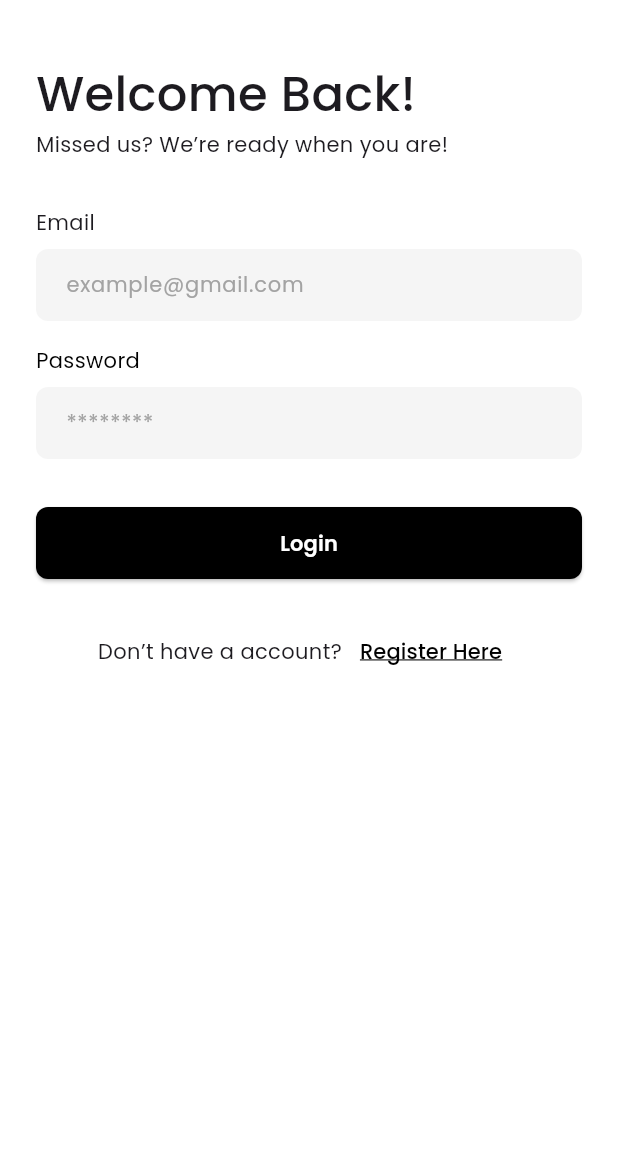
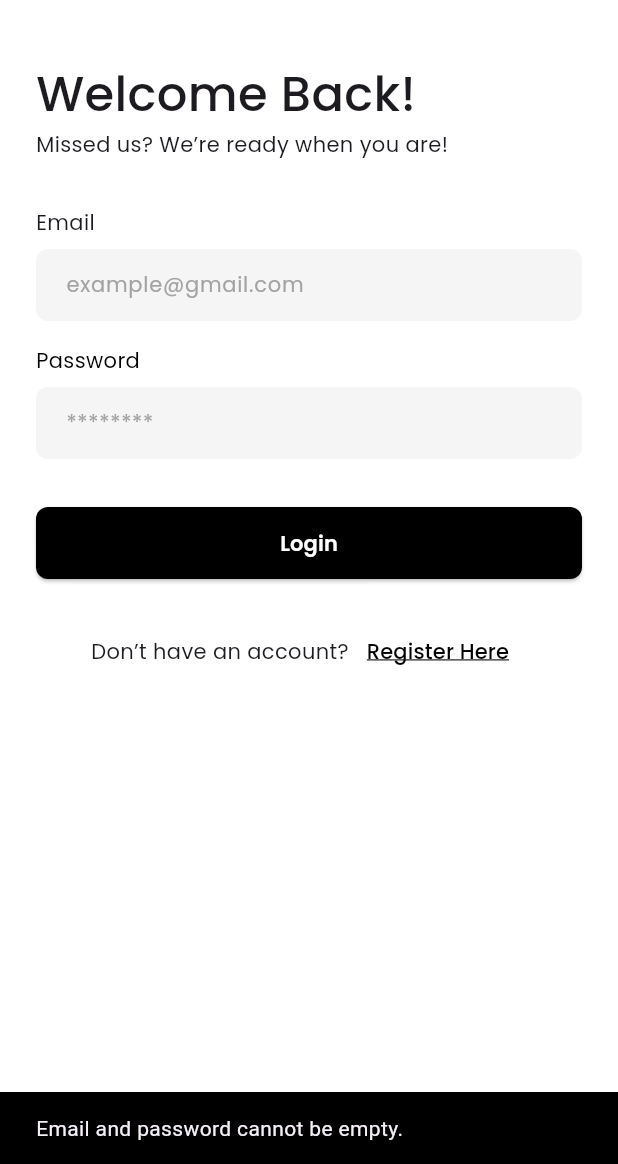
Before and after one commit to DeoFaradyS/Tugas-Besar-Mobile, a Flutter app: the LoginPage screen opened by its route, after a tap on "Login", on a phone screen of 412 x 824 dp, the part 72-1236 px from its top. Run offline on Flutter 3.47's test engine with Material 3 defaults, Android fonts, the phone set to English and light mode, and no system bars; our stand-ins replace flutter_svg.

Commit message:
feat: ✨ Implement login functionality with API integration and user feedback

```diff
--- a/echo/lib/DB/echo_api.dart
+++ b/echo/lib/DB/echo_api.dart
@@ -50,4 +50,23 @@ class EchoApi {
       return false;
     }
   }
+
+  // Metode login yang memeriksa apakah email dan password cocok dengan data di API
+  Future<bool> login(String email, String password) async {
+    try {
+      // Ambil data pengguna dari API
+      List<Users> users = await getData();
+      // Cari pengguna yang cocok dengan email dan password
+      for (var user in users) {
+        if (user.email == email && user.password == password) {
+          return true; // Login berhasil
+        }
+      }
+      return false; // Login gagal jika tidak ada yang cocok
+    } catch (e) {
+      // ignore: avoid_print
+      print(e.toString());
+      return false; // Gagal jika ada error dalam mengambil data
+    }
+  }
 }
--- a/echo/lib/pages/login_page.dart
+++ b/echo/lib/pages/login_page.dart
@@ -1,11 +1,66 @@
+import 'package:echo/DB/echo_api.dart';
 import 'package:flutter/material.dart';
 import 'package:flutter_svg/flutter_svg.dart';
-
 import 'package:echo/source/styles.dart';
 import 'package:echo/source/components.dart';
 
-class LoginPage extends StatelessWidget {
+class LoginPage extends StatefulWidget {
   const LoginPage({super.key});
+
+  @override
+  _LoginPageState createState() => _LoginPageState();
+}
+
+class _LoginPageState extends State<LoginPage> {
+  final TextEditingController _emailController = TextEditingController();
+  final TextEditingController _passwordController = TextEditingController();
+  final EchoApi _echoApi = EchoApi(); // Inisialisasi EchoApi
+
+  // Flag untuk memeriksa apakah sedang melakukan login
+  bool _isLoading = false;
+
+  // Fungsi login yang akan dipanggil saat tombol login ditekan
+  void _login(BuildContext context) async {
+    String email = _emailController.text;
+    String password = _passwordController.text;
+
+    // Validasi input
+    if (email.isEmpty || password.isEmpty) {
+      _showSnackBar(context, "Email and password cannot be empty.");
+      return;
+    }
+
+    setState(() {
+      _isLoading = true; // Menampilkan loading indicator
+    });
+
+    // Cek login melalui API
+    bool isSuccess = await _echoApi.login(email, password);
+
+    setState(() {
+      _isLoading = false; // Menyembunyikan loading indicator
+    });
+
+    if (isSuccess) {
+      _showSnackBar(context, "Login successful!");
+      // Pindah ke halaman berikutnya, misalnya HomePage
+      Navigator.pushReplacementNamed(context, '/userlist');
+    } else {
+      _showSnackBar(context, "Invalid email or password.");
+    }
+  }
+
+  // Menampilkan Snackbar
+  void _showSnackBar(BuildContext context, String message) {
+    ScaffoldMessenger.of(context).showSnackBar(
+      SnackBar(
+        content: Text(message),
+        duration: const Duration(seconds: 2),
+        backgroundColor: Colors.black, // Sesuaikan dengan warna tema
+        behavior: SnackBarBehavior.fixed, // SnackBar tetap ada di bawah layar
+      ),
+    );
+  }
 
   @override
   Widget build(BuildContext context) {
@@ -17,8 +72,7 @@ class LoginPage extends StatelessWidget {
           child: Padding(
             padding: const EdgeInsets.symmetric(horizontal: 24, vertical: 24),
             child: Column(
-              crossAxisAlignment:
-                  CrossAxisAlignment.start, // Semua elemen rata kiri
+              crossAxisAlignment: CrossAxisAlignment.start,
               children: [
                 _buildLogo(),
                 const SizedBox(height: 40),
@@ -72,12 +126,13 @@ class LoginPage extends StatelessWidget {
   }
 
   Widget _buildEmailField() {
-    return const Column(
+    return Column(
       crossAxisAlignment: CrossAxisAlignment.start,
       children: [
-        Text("Email", style: AppTypography.bodyRegular),
-        SizedBox(height: 8),
+        const Text("Email", style: AppTypography.bodyRegular),
+        const SizedBox(height: 8),
         CustomTextFormField(
+          controller: _emailController,
           hintText: 'example@gmail.com',
           keyboardType: TextInputType.emailAddress,
         ),
@@ -94,10 +149,11 @@ class LoginPage extends StatelessWidget {
           style: AppTypography.bodyRegular.copyWith(color: AppColors.textDark),
         ),
         const SizedBox(height: 8),
-        const CustomTextFormField(
+        CustomTextFormField(
+          controller: _passwordController,
           hintText: '********',
           obscureText: true,
-          keyboardType: TextInputType.emailAddress,
+          keyboardType: TextInputType.visiblePassword,
         ),
       ],
     );
@@ -107,7 +163,12 @@ class LoginPage extends StatelessWidget {
   Widget _buildActionButtons(BuildContext context) {
     return Column(
       children: [
-        const PrimaryButton(text: "Login"),
+        _isLoading
+            ? const CircularProgressIndicator() // Menampilkan indikator loading saat login
+            : PrimaryButton(
+                text: "Login",
+                onPressed: () => _login(context), // Perhatikan perubahan di sini
+              ),
         const SizedBox(height: 24),
         _buildRegisterText(context),
       ],
@@ -119,7 +180,7 @@ class LoginPage extends StatelessWidget {
       mainAxisAlignment: MainAxisAlignment.center,
       children: [
         const Text(
-          "Don’t have a account?",
+          "Don’t have an account?",
           style: AppTypography.bodyRegular,
         ),
         TertiaryButton(
--- a/echo/lib/pages/register_page.dart
+++ b/echo/lib/pages/register_page.dart
@@ -131,7 +131,7 @@ class _RegisterPageState extends State<RegisterPage> {
     try {
       final isSuccess = await _controller.register(email, password);
       if (isSuccess) {
-        Navigator.pushReplacementNamed(context, '/profile');
+        Navigator.pushReplacementNamed(context, '/login');
       } else {
         _showSnackBar(context, "Registration failed. Please try again.");
       }
```
Also changed, not shown: echo/pubspec.lock.
